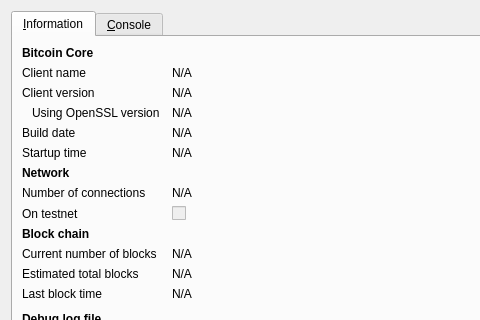
Above: src/qt/forms/rpcconsole.ui from jondow72/bitcoin before the change; both pictures show x 0 to 480 and y 0 to 320 of the 740 by 450 pixel window. Below: the same form after it.
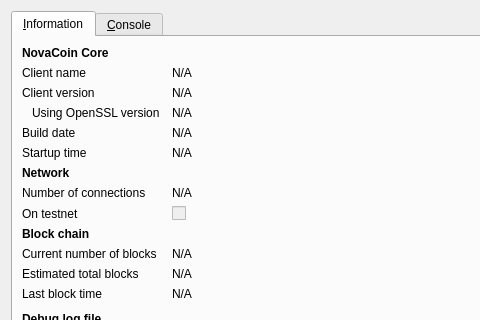
That is the form after the change. Icons and pictures are not drawn.

Diff of the .ui file:
```diff
--- a/src/qt/forms/rpcconsole.ui
+++ b/src/qt/forms/rpcconsole.ui
@@ -36,7 +36,7 @@
           </font>
          </property>
          <property name="text">
-          <string>Bitcoin Core</string>
+          <string>NovaCoin Core</string>
          </property>
         </widget>
        </item>
```
Left out of the diff: 6 changed lines with no effect on the pictures.
